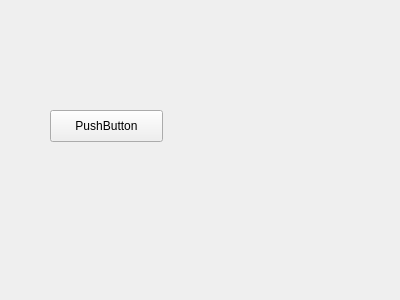
This is src/mainwindow.ui in tomikaa87/gree-remote as Qt 5 draws it before an edit. The edited form follows.
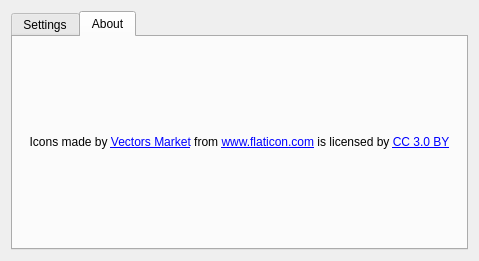
This is the edited form. The open tabs and pages were chosen to show the change.

Commit message: Update menu bar icon

What changed in the file:
```diff
--- a/src/mainwindow.ui
+++ b/src/mainwindow.ui
@@ -6,27 +6,48 @@
    <rect>
     <x>0</x>
     <y>0</y>
-    <width>400</width>
-    <height>300</height>
+    <width>479</width>
+    <height>261</height>
    </rect>
   </property>
   <property name="windowTitle">
    <string>MainWindow</string>
   </property>
   <widget class="QWidget" name="centralWidget">
-   <widget class="QPushButton" name="pushButton">
-    <property name="geometry">
-     <rect>
-      <x>50</x>
-      <y>110</y>
-      <width>113</width>
-      <height>32</height>
-     </rect>
-    </property>
-    <property name="text">
-     <string>PushButton</string>
-    </property>
-   </widget>
+   <layout class="QGridLayout" name="gridLayout">
+    <item row="0" column="0">
+     <widget class="QTabWidget" name="tabWidget">
+      <property name="currentIndex">
+       <number>0</number>
+      </property>
+      <widget class="QWidget" name="tab">
+       <attribute name="title">
+        <string>Settings</string>
+       </attribute>
+      </widget>
+      <widget class="QWidget" name="aboutTab">
+       <attribute name="title">
+        <string>About</string>
+       </attribute>
+       <layout class="QGridLayout" name="gridLayout_2">
+        <item row="0" column="0">
+         <widget class="QLabel" name="flaticonCreditsLabel">
+          <property name="text">
+           <string>&lt;div&gt;Icons made by &lt;a href=&quot;https://www.flaticon.com/authors/vectors-market&quot; title=&quot;Vectors Market&quot;&gt;Vectors Market&lt;/a&gt; from &lt;a href=&quot;https://www.flaticon.com/&quot; title=&quot;Flaticon&quot;&gt;www.flaticon.com&lt;/a&gt; is licensed by &lt;a href=&quot;http://creativecommons.org/licenses/by/3.0/&quot; title=&quot;Creative Commons BY 3.0&quot; target=&quot;_blank&quot;&gt;CC 3.0 BY&lt;/a&gt;&lt;/div&gt;</string>
+          </property>
+          <property name="alignment">
+           <set>Qt::AlignCenter</set>
+          </property>
+          <property name="wordWrap">
+           <bool>true</bool>
+          </property>
+         </widget>
+        </item>
+       </layout>
+      </widget>
+     </widget>
+    </item>
+   </layout>
   </widget>
  </widget>
  <layoutdefault spacing="6" margin="11"/>
```
The commit also changes 2 other files.
